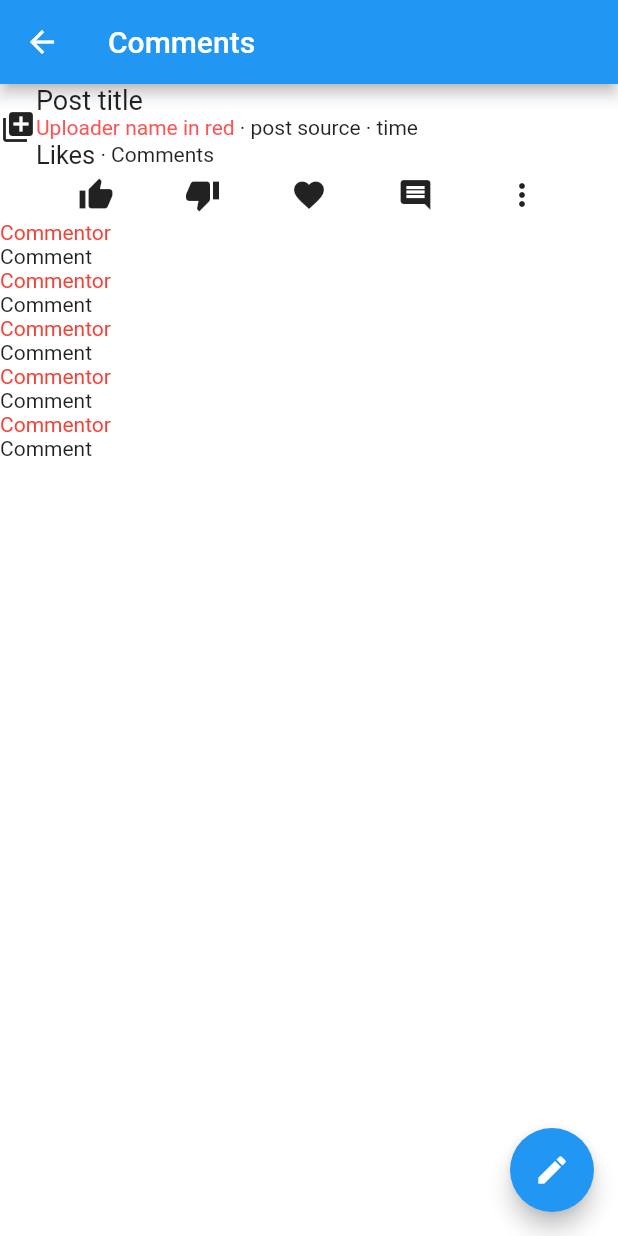
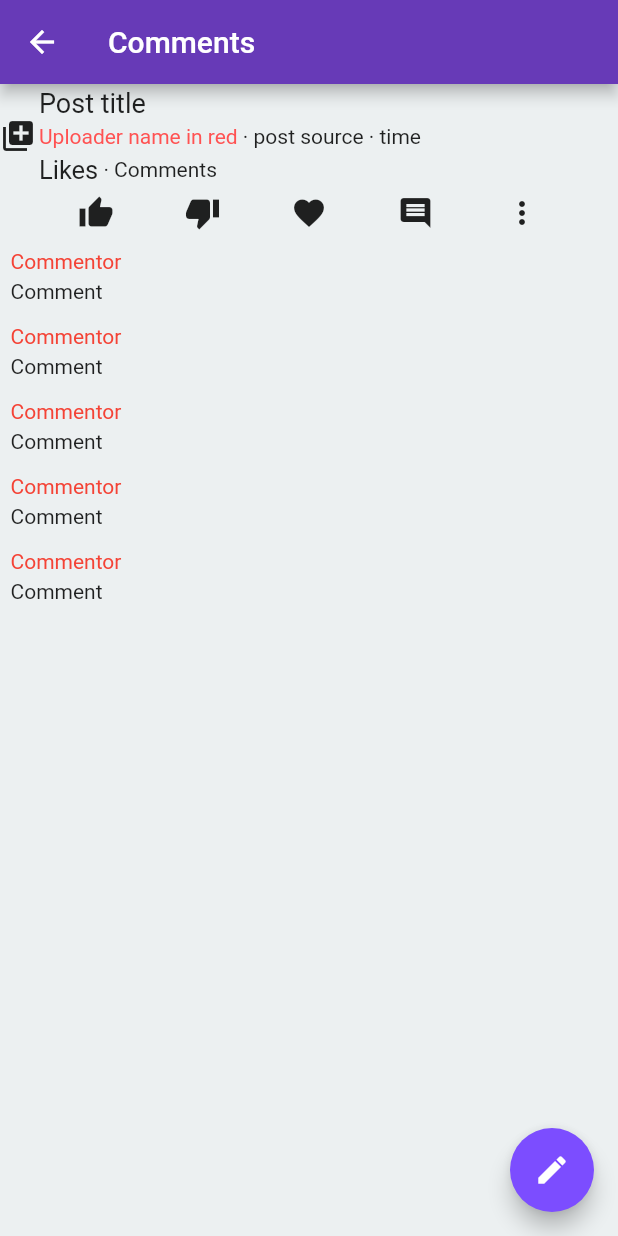
Before and after one commit to Ayu5h5hakya/Coviva, a Flutter app: the screen it shows after launch, after a tap on "Post title", on a phone screen of 412 x 824 dp. Run offline on Flutter 3.47's test engine with Material 2 defaults, Android fonts, the phone set to English and light mode, and no system bars.

Commit message:
Add theme files and proper padding

```diff
--- /dev/null
+++ b/lib/common/colors.dart
@@ -0,0 +1,7 @@
+import 'package:flutter/material.dart';
+
+const covivoPrimary = Colors.deepPurple;
+const covivoAccent = Colors.deepPurpleAccent;
+
+const postsBackground = const Color(0xFFECF0F1);
+const commentsBackground = const Color(0xFFECF0F1);
--- a/lib/common/commentTile.dart
+++ b/lib/common/commentTile.dart
@@ -4,15 +4,25 @@ class CommentTile extends StatelessWidget {
   @override
   Widget build(BuildContext context) {
     return Container(
+      padding: EdgeInsets.all(5.0),
       child: Column(
         crossAxisAlignment: CrossAxisAlignment.start,
         children: <Widget>[
-          Text(
-            'Commentor',
-            style: TextStyle(
-              color: Colors.red
-            ),),
-          Text('Comment')
+          Padding(
+            child: Row(
+              children: <Widget>[
+                Text(
+                  'Commentor',
+                  style: TextStyle(color: Colors.red),
+                )
+              ],
+            ),
+            padding: EdgeInsets.all(2.0),
+          ),
+          Padding(
+            child: Text('Comment'),
+            padding: EdgeInsets.all(2.0),
+          )
         ],
       ),
     );
--- a/lib/common/postMeta.dart
+++ b/lib/common/postMeta.dart
@@ -7,11 +7,15 @@ class PostMeta extends StatelessWidget {
     return Column(
       crossAxisAlignment: CrossAxisAlignment.start,
       children: <Widget>[
-        Text(
+        Padding(
+          child: Text(
             'Post title',
             style: TextStyle(fontSize: 18.0),
           ),
-        Row(
+          padding: EdgeInsets.all(2.0),
+        ),
+        Padding(
+          child: Row(
             children: <Widget>[
               Text(
                 'Uploader name in red',
@@ -23,7 +27,10 @@ class PostMeta extends StatelessWidget {
               Text('time')
             ],
           ),
-        Row(
+          padding: EdgeInsets.all(2.0),
+        ),
+        Padding(
+          child: Row(
             children: <Widget>[
               Text(
                 'Likes',
@@ -32,6 +39,8 @@ class PostMeta extends StatelessWidget {
               Text(' · '),
               Text('Comments')
             ],
+          ),
+          padding: EdgeInsets.all(2.0),
         )
       ],
     );
--- a/lib/main.dart
+++ b/lib/main.dart
@@ -1,3 +1,4 @@
+import 'package:coviva/common/colors.dart';
 import 'package:coviva/pages/postComments/comments.dart';
 import 'package:flutter/material.dart';
 import 'package:coviva/pages/postlist/posts.dart';
@@ -11,7 +12,8 @@ class MyApp extends StatelessWidget {
       title: 'Flutter Demo',
       home: PostsPage(title: 'Flutter Demo Home Page'),
       theme: ThemeData(
-        backgroundColor: Colors.indigo,
+        primaryColor: covivoPrimary,
+        accentColor: covivoAccent
       ),
       onGenerateRoute: (settings){
         if(settings.name == CommentPage.routeName){
--- a/lib/pages/postComments/comments.dart
+++ b/lib/pages/postComments/comments.dart
@@ -1,3 +1,4 @@
+import 'package:coviva/common/colors.dart';
 import 'package:coviva/common/commentTile.dart';
 import 'package:coviva/common/interaction.dart';
 import 'package:coviva/common/postMeta.dart';
@@ -16,7 +17,7 @@ class CommentPage extends StatelessWidget {
         title: Text('Comments'),
       ),
       body: CommentList(),
-      backgroundColor: Colors.white,
+      backgroundColor: commentsBackground,
       floatingActionButton: FloatingActionButton(
         child: Icon(Icons.create),
         onPressed: (){},
--- a/lib/pages/postlist/posts.dart
+++ b/lib/pages/postlist/posts.dart
@@ -1,3 +1,4 @@
+import 'package:coviva/common/colors.dart';
 import 'package:coviva/common/interaction.dart';
 import 'package:coviva/common/postMeta.dart';
 import 'package:flutter/material.dart';
@@ -15,6 +16,7 @@ class PostsPage extends StatelessWidget {
         title: Text('All'),
       ),
       body: PostList(),
+      backgroundColor: postsBackground,
     );
   }
 }
```
Lines whose indentation alone changed are shown as unchanged.
